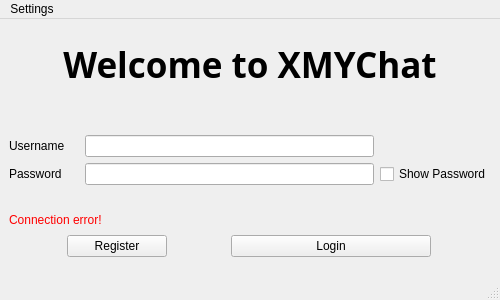
The window that XMYChatClient/loginwindow.ui (emonq/XMYChat) describes before a commit, drawn with Qt 5.
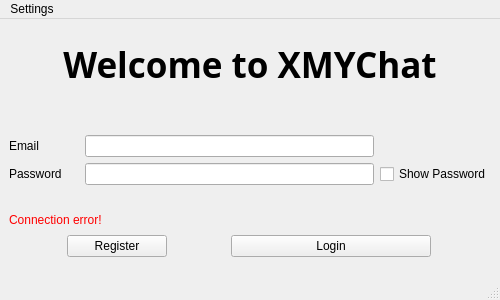
The same window after the commit.

The edit to the form file:
```diff
--- a/XMYChatClient/loginwindow.ui
+++ b/XMYChatClient/loginwindow.ui
@@ -108,7 +108,7 @@
              </size>
             </property>
             <property name="text">
-             <string>Username</string>
+             <string>Email</string>
             </property>
            </widget>
           </item>
```
